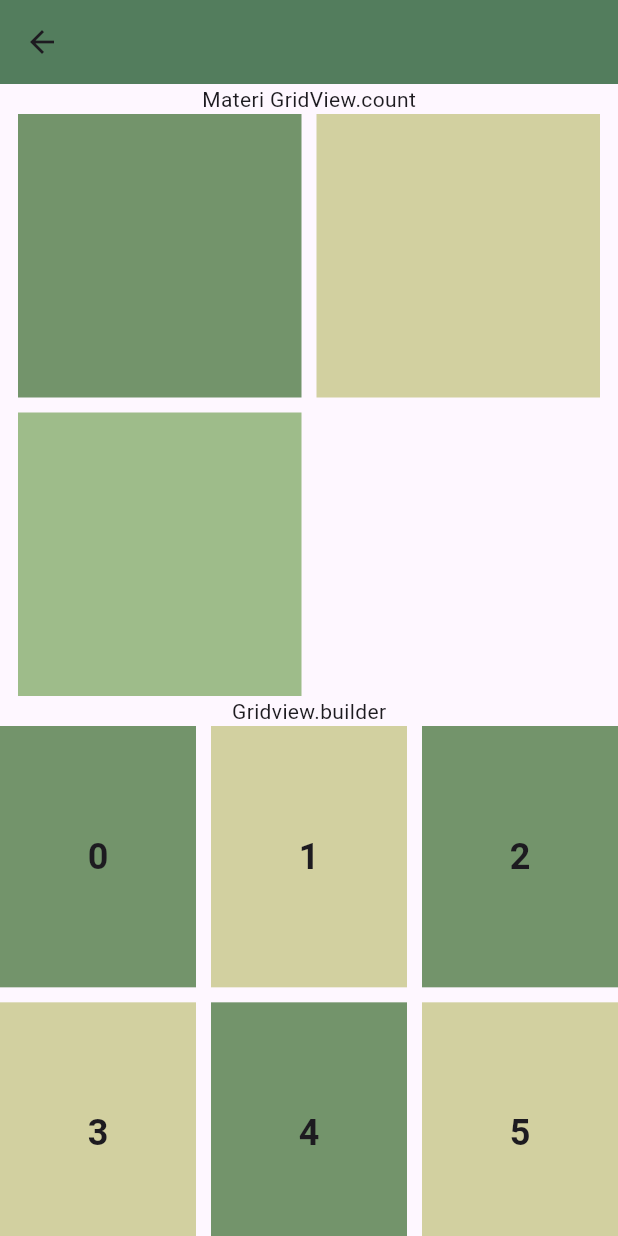
After one commit to Fiindah/belajar_flutter, a Flutter app: the MeetEmpatA screen opened directly, on a phone screen of 412 x 824 dp. The commit adds this screen. Run offline on Flutter 3.47's test engine with Material 3 defaults, Android fonts, the phone set to English and light mode, and no system bars.

Commit message:
materi gridview dan Listview

```diff
--- /dev/null
+++ b/lib/meet_4/meet_4a.dart
@@ -0,0 +1,58 @@
+import 'package:flutter/material.dart';
+
+class MeetEmpatA extends StatelessWidget {
+  const MeetEmpatA({super.key});
+
+  @override
+  Widget build(BuildContext context) {
+    return Scaffold(
+      appBar: AppBar(backgroundColor: Color(0xff537D5D)),
+      body: SingleChildScrollView(
+        child: Column(
+          children: [
+            Text("Materi GridView.count"),
+            GridView.count(
+              physics: NeverScrollableScrollPhysics(),
+              padding: EdgeInsets.symmetric(horizontal: 12),
+              shrinkWrap: true,
+              crossAxisSpacing: 10, // Untuk menentukan jarak antar item
+              mainAxisSpacing: 10, // Untuk menentukan jarak antar item
+              crossAxisCount: 2, // Untuk menentukan jumlah kolom
+              children: <Widget>[
+                Container(color: Color(0xff73946B)),
+                Container(color: Color(0xffD2D0A0)),
+                Container(color: Color(0xff9EBC8A)),
+              ],
+            ),
+            Text("Gridview.builder"),
+            GridView.builder(
+              shrinkWrap: true,
+              physics: NeverScrollableScrollPhysics(),
+
+              gridDelegate: const SliverGridDelegateWithFixedCrossAxisCount(
+                crossAxisCount: 3, // Untuk menentukan jumlah kolom
+                childAspectRatio:
+                    3 / 4, // Untuk menentukan rasio lebar dan tinggi item
+                // mainAxisExtent: 20, // Untuk menentukan tinggi item,
+                crossAxisSpacing: 10, // Untuk menentukan jarak antar item
+                mainAxisSpacing: 10, // Untuk menentukan jarak antar item
+              ),
+              itemCount: 1000,
+              itemBuilder: (BuildContext context, int index) {
+                return Container(
+                  alignment: Alignment.center,
+                  color: index % 2 == 0 ? Color(0xff73946B) : Color(0xffD2D0A0),
+                  child: Text(
+                    index.toString(),
+
+                    style: TextStyle(fontWeight: FontWeight.bold, fontSize: 24),
+                  ),
+                );
+              },
+            ),
+          ],
+        ),
+      ),
+    );
+  }
+}
```
Also changed, not shown: lib/main.dart (+2 -5 lines), lib/meet_2/tugas2_flutter.dart (+11 -12 lines), lib/meet_3/meet_3_a.dart (added, +71 -0 lines), lib/meet_3/meet_3b.dart (added, +63 -0 lines), lib/meet_3/meet_3c.dart (added, +57 -0 lines), lib/meet_3/myproject.dart (added, +59 -0 lines), lib/meet_4/meet_4b.dart (added, +90 -0 lines), assets/images/nasi goreng.jpg (added), assets/images/nasi kuning.jpg (added), assets/images/nasi padang.jpeg (added), assets/images/nasi tumpeng.jpg (added), assets/images/nasi uduk.jpg (added).
